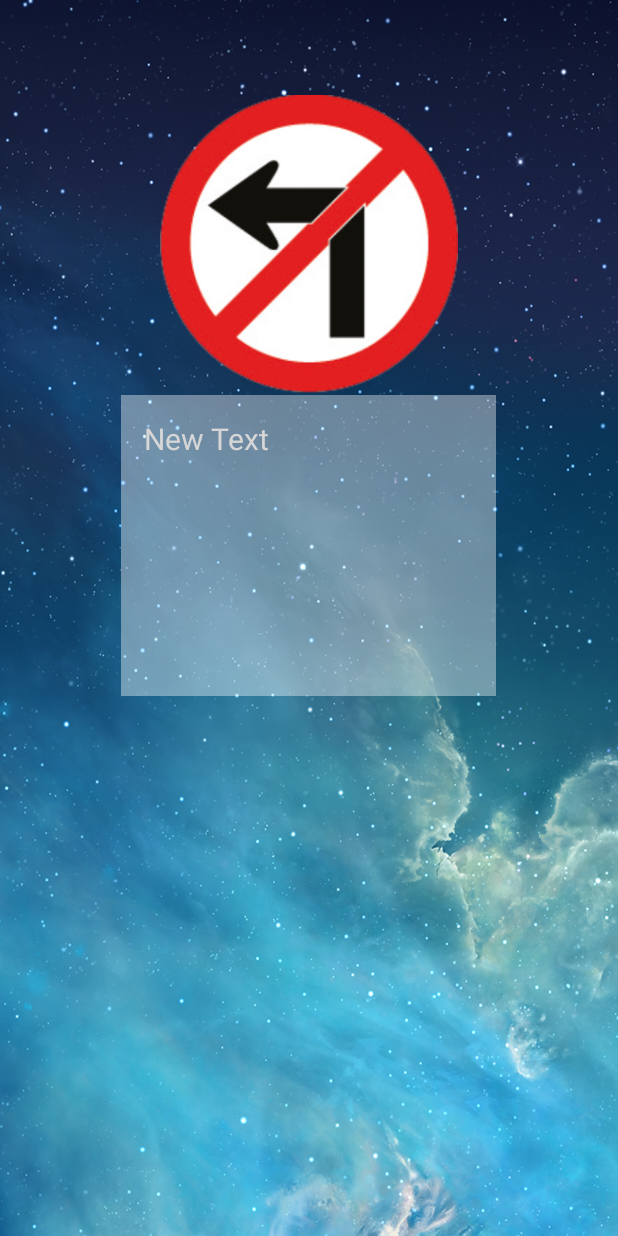
After one commit to soiraphee/MyTraffic_5Dec15, an Android app: the DetailActivity screen opened directly, with no data from a screen before it, on a phone screen of 412 x 824 dp. The commit adds this screen. Run offline under Robolectric (Android 15) with nearby library versions, the phone set to English and light mode, and no system bars; 4 statements that could not run were skipped.

Commit message:
detail activity near finish

```diff
--- a/app/src/main/AndroidManifest.xml
+++ b/app/src/main/AndroidManifest.xml
@@ -15,11 +15,15 @@
                 <category android:name="android.intent.category.LAUNCHER" />
             </intent-filter>
         </activity>
-        <!-- ATTENTION: This was auto-generated to add Google Play services to your project for
-             App Indexing.  See https://g.co/AppIndexing/AndroidStudio for more information. -->
+        <!--
+             ATTENTION: This was auto-generated to add Google Play services to your project for
+             App Indexing.  See https://g.co/AppIndexing/AndroidStudio for more information.
+        -->
         <meta-data
             android:name="com.google.android.gms.version"
             android:value="@integer/google_play_services_version" />
+
+        <activity android:name=".DetailActivity"></activity>
     </application>
 
 </manifest>
--- /dev/null
+++ b/app/src/main/java/spcgroup/soirapheesp/mytraffic/DetailActivity.java
@@ -0,0 +1,99 @@
+package spcgroup.soirapheesp.mytraffic;
+
+import android.net.Uri;
+import android.support.v7.app.AppCompatActivity;
+import android.os.Bundle;
+import android.widget.ImageView;
+import android.widget.TextView;
+
+import com.google.android.gms.appindexing.Action;
+import com.google.android.gms.appindexing.AppIndex;
+import com.google.android.gms.common.api.GoogleApiClient;
+
+public class DetailActivity extends AppCompatActivity {
+
+    //Explicit
+    private TextView titleTextView, detailTextView;
+    private ImageView trafficImageView;
+    /**
+     * ATTENTION: This was auto-generated to implement the App Indexing API.
+     * See https://g.co/AppIndexing/AndroidStudio for more information.
+     */
+    private GoogleApiClient client;
+
+
+    @Override
+    protected void onCreate(Bundle savedInstanceState) {
+        super.onCreate(savedInstanceState);
+        setContentView(R.layout.activity_detail);
+
+        //Bind Widget
+        bindWidget();
+
+        //show view
+        showView();
+        // ATTENTION: This was auto-generated to implement the App Indexing API.
+        // See https://g.co/AppIndexing/AndroidStudio for more information.
+        client = new GoogleApiClient.Builder(this).addApi(AppIndex.API).build();
+    } // MainMethod
+
+    private void showView() {
+        // Receive Value from Intent
+        String strTitle = getIntent().getStringExtra("Title");
+        int intIcon = getIntent().getIntExtra("Image", R.drawable.traffic_01);
+        int intIndex = getIntent().getIntExtra("Index", 0);
+
+        titleTextView.setText(strTitle);
+        trafficImageView.setImageResource(intIcon);
+        //detailTextView.setText(intIndex);
+
+    }
+
+    private void bindWidget() {
+
+        titleTextView = (TextView) findViewById(R.id.textView4);
+        detailTextView = (TextView) findViewById(R.id.textView5);
+        trafficImageView = (ImageView) findViewById(R.id.imageView2);
+
+    }
+
+    @Override
+    public void onStart() {
+        super.onStart();
+
+        // ATTENTION: This was auto-generated to implement the App Indexing API.
+        // See https://g.co/AppIndexing/AndroidStudio for more information.
+        client.connect();
+        Action viewAction = Action.newAction(
+                Action.TYPE_VIEW, // TODO: choose an action type.
+                "Detail Page", // TODO: Define a title for the content shown.
+                // TODO: If you have web page content that matches this app activity's content,
+                // make sure this auto-generated web page URL is correct.
+                // Otherwise, set the URL to null.
+                Uri.parse("http://host/path"),
+                // TODO: Make sure this auto-generated app deep link URI is correct.
+                Uri.parse("android-app://spcgroup.soirapheesp.mytraffic/http/host/path")
+        );
+        AppIndex.AppIndexApi.start(client, viewAction);
+    }
+
+    @Override
+    public void onStop() {
+        super.onStop();
+
+        // ATTENTION: This was auto-generated to implement the App Indexing API.
+        // See https://g.co/AppIndexing/AndroidStudio for more information.
+        Action viewAction = Action.newAction(
+                Action.TYPE_VIEW, // TODO: choose an action type.
+                "Detail Page", // TODO: Define a title for the content shown.
+                // TODO: If you have web page content that matches this app activity's content,
+                // make sure this auto-generated web page URL is correct.
+                // Otherwise, set the URL to null.
+                Uri.parse("http://host/path"),
+                // TODO: Make sure this auto-generated app deep link URI is correct.
+                Uri.parse("android-app://spcgroup.soirapheesp.mytraffic/http/host/path")
+        );
+        AppIndex.AppIndexApi.end(client, viewAction);
+        client.disconnect();
+    }
+} // Main Classthod
--- a/app/src/main/java/spcgroup/soirapheesp/mytraffic/MainActivity.java
+++ b/app/src/main/java/spcgroup/soirapheesp/mytraffic/MainActivity.java
@@ -6,6 +6,7 @@ import android.net.Uri;
 import android.support.v7.app.AppCompatActivity;
 import android.os.Bundle;
 import android.view.View;
+import android.widget.AdapterView;
 import android.widget.Button;
 import android.widget.ListView;
 
@@ -46,7 +47,7 @@ public class MainActivity extends AppCompatActivity {
 
     private void ListViewController() {
         // For Icon
-        int[] intIcon = {R.drawable.traffic_01, R.drawable.traffic_02, R.drawable.traffic_03
+        final int[] intIcon = {R.drawable.traffic_01, R.drawable.traffic_02, R.drawable.traffic_03
                 , R.drawable.traffic_04, R.drawable.traffic_05, R.drawable.traffic_06
                 , R.drawable.traffic_07, R.drawable.traffic_08, R.drawable.traffic_09
                 , R.drawable.traffic_10, R.drawable.traffic_11, R.drawable.traffic_12
@@ -55,7 +56,7 @@ public class MainActivity extends AppCompatActivity {
                 , R.drawable.traffic_19, R.drawable.traffic_20};
         //For Title
 
-        String[] titleStrings = new String[20];
+        final String[] titleStrings = new String[20];
         titleStrings[0] = "หัวข้อที่ 1";
         titleStrings[1] = "หัวข้อที่ 2";
         titleStrings[2] = "หัวข้อที่ 3";
@@ -83,6 +84,20 @@ public class MainActivity extends AppCompatActivity {
         MyAdapter objMyAdapter = new MyAdapter(MainActivity.this, titleStrings, detailStrings, intIcon);
 
         trafficListView.setAdapter(objMyAdapter);
+
+        trafficListView.setOnItemClickListener(new AdapterView.OnItemClickListener() {
+            @Override
+            public void onItemClick(AdapterView<?> parent, View view, int position, long id) {
+
+                Intent objIntent = new Intent(MainActivity.this, DetailActivity.class);
+                objIntent.putExtra("Title", titleStrings[position]);
+                objIntent.putExtra("Image",intIcon[position]);
+                objIntent.putExtra("Index", position);
+                startActivity(objIntent);
+
+
+            }
+        });
 
     } //ListViewController
 
--- /dev/null
+++ b/app/src/main/res/layout/activity_detail.xml
@@ -0,0 +1,53 @@
+<?xml version="1.0" encoding="utf-8"?>
+<RelativeLayout xmlns:android="http://schemas.android.com/apk/res/android"
+    xmlns:tools="http://schemas.android.com/tools"
+    android:layout_width="match_parent"
+    android:layout_height="match_parent"
+    android:paddingBottom="@dimen/activity_vertical_margin"
+    android:paddingLeft="@dimen/activity_horizontal_margin"
+    android:paddingRight="@dimen/activity_horizontal_margin"
+    android:paddingTop="@dimen/activity_vertical_margin"
+    tools:context="spcgroup.soirapheesp.mytraffic.DetailActivity"
+    android:background="@drawable/bg100">
+
+    <LinearLayout
+        android:orientation="vertical"
+        android:layout_width="match_parent"
+        android:layout_height="match_parent"
+        android:weightSum="1">
+
+        <TextView
+            android:layout_width="wrap_content"
+            android:layout_height="wrap_content"
+            android:text="New Text"
+            android:id="@+id/textView4"
+            android:textSize="@dimen/h1"
+            android:layout_gravity="center_horizontal"
+            android:textColor="@color/text" />
+
+        <ImageView
+            android:layout_width="@dimen/image"
+            android:layout_height="@dimen/image"
+            android:id="@+id/imageView2"
+            android:layout_gravity="center_horizontal" />
+
+        <ScrollView
+            android:layout_width="250dp"
+            android:layout_height="150dp"
+            android:id="@+id/scrollView"
+            android:layout_gravity="center_horizontal"
+            android:layout_weight="0.13"
+            android:padding="15dp"
+            android:background="#64ffffff">
+
+            <TextView
+                android:layout_width="wrap_content"
+                android:layout_height="wrap_content"
+                android:text="New Text"
+                android:id="@+id/textView5"
+                android:textSize="@dimen/h2"
+                android:textColor="@color/text" />
+        </ScrollView>
+    </LinearLayout>
+
+</RelativeLayout>
--- a/app/src/main/res/values/dimens.xml
+++ b/app/src/main/res/values/dimens.xml
@@ -5,4 +5,6 @@
     <dimen name="h1">35sp</dimen>
     <dimen name="icon">100dp</dimen>
     <dimen name="h2">20sp</dimen>
+    <dimen name="image">200dp</dimen>
+
 </resources>
```
